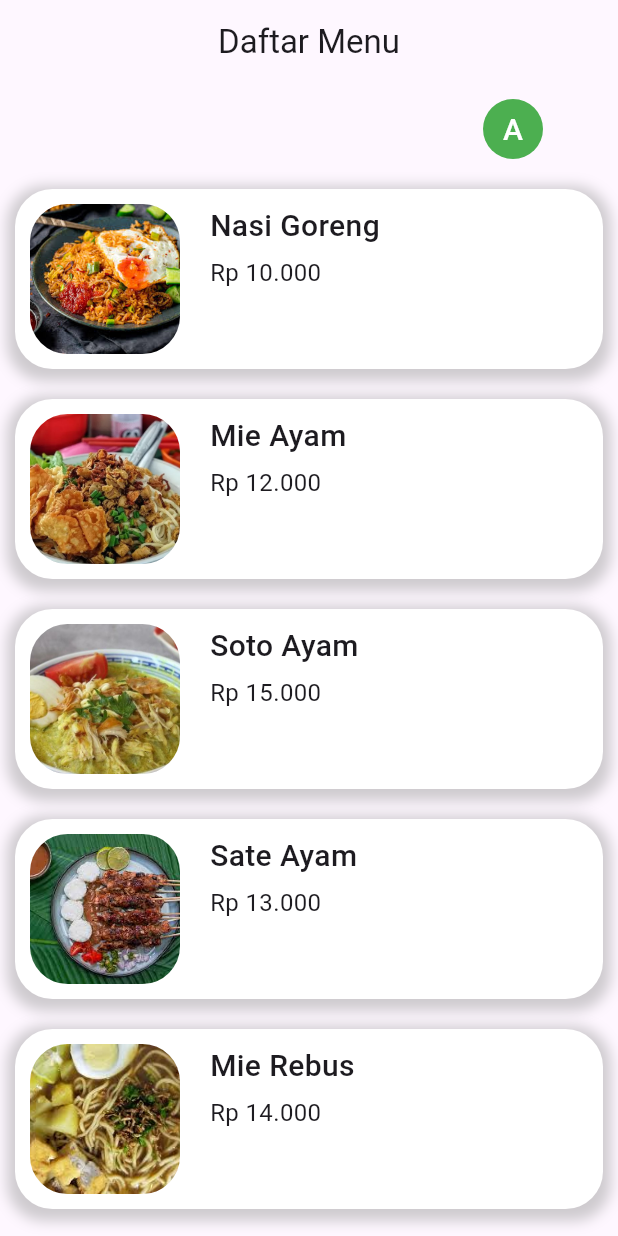
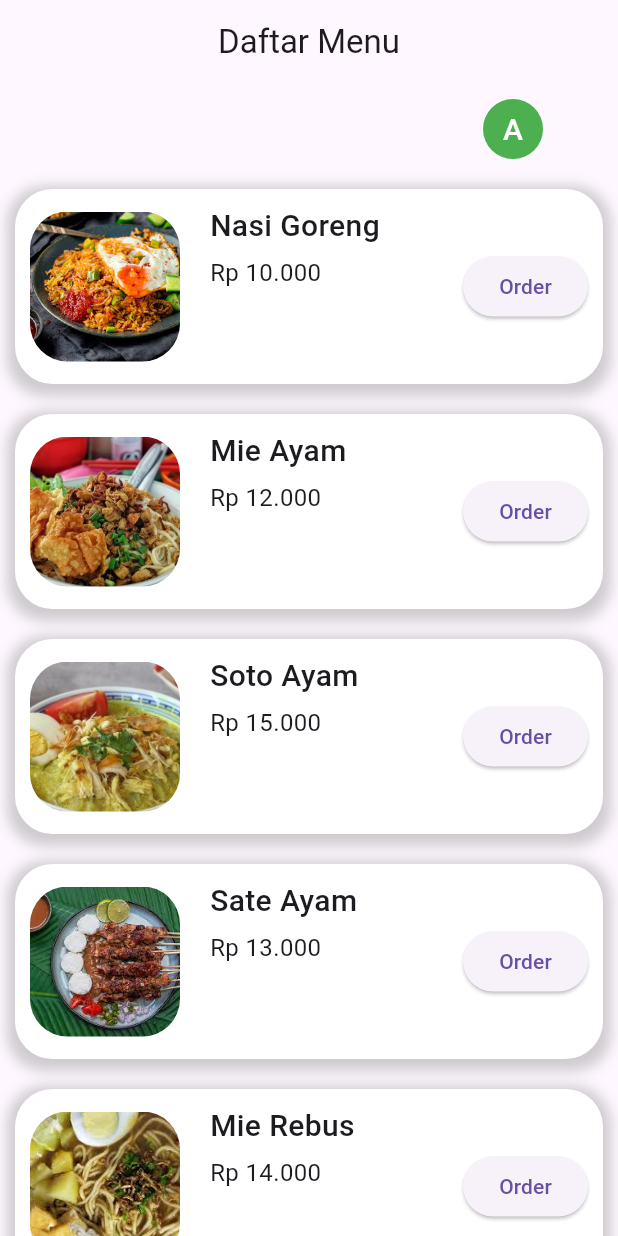
Before and after one commit to MerrrH1/uas_pm, a Flutter app: the HomePage screen opened directly, on a phone screen of 412 x 824 dp. Run offline on Flutter 3.47's test engine with Material 3 defaults, Android fonts, the phone set to English and light mode, and no system bars.

Commit message:
Tambahan order button, gesture detector dan hapus detail_food_page

```diff
--- a/lib/home_page.dart
+++ b/lib/home_page.dart
@@ -1,7 +1,11 @@
 import 'package:flutter/material.dart';
-import 'detail_food_page.dart';
 
-class HomePage extends StatelessWidget {
+class HomePage extends StatefulWidget {
+  @override
+  State<HomePage> createState() => _HomePageState();
+}
+
+class _HomePageState extends State<HomePage> {
   @override
   Widget build(BuildContext context) {
     return Scaffold(
@@ -51,16 +55,9 @@ class HomePage extends StatelessWidget {
   }
 
   Widget buildMenuItem(BuildContext context, String title, String price, String imagePath) {
-    return GestureDetector(
-      onTap: () {
-        Navigator.push(
-          context,
-          MaterialPageRoute(builder: (context) => DetailFoodPage()),
-        );
-      },
-      child: Container(
+    return Container(
         width: double.infinity,
-        height: 120,
+        height: 130,
         padding: EdgeInsets.all(10),
         margin: EdgeInsets.only(bottom: 10), // Margin di antara setiap menu
         decoration: BoxDecoration(
@@ -112,9 +109,19 @@ class HomePage extends StatelessWidget {
                 ),
               ],
             ),
+            Spacer(),
+            Column(
+              mainAxisAlignment: MainAxisAlignment.center,
+              children: [
+                ElevatedButton(
+                    onPressed: (){
+
+                    },
+                    child: Text('Order'))
+              ],
+            )
           ],
         ),
-      ),
-    );
+      );
   }
 }
```
Also changed, not shown: lib/detail_food_page.dart (deleted, +0 -15 lines).
